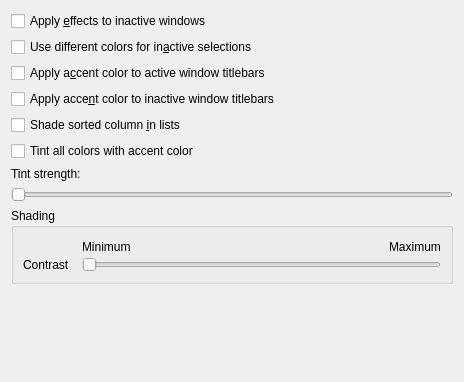
KDE/plasma-workspace, file kcms/colors/editor/scmeditoroptions.ui: the form before one commit.
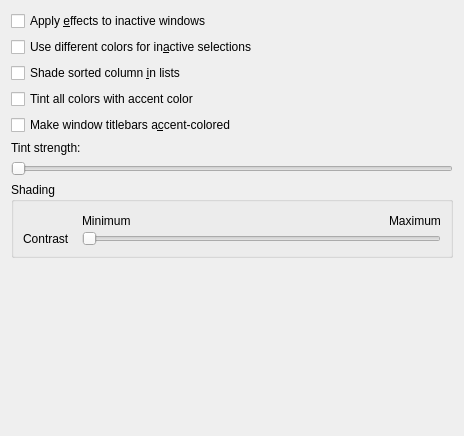
The form after the commit.

Commit message: kcms/colors: rephrase UI to indicate changes to colorsapplicator (previous commit)

What changed in the file:
```diff
--- a/kcms/colors/editor/scmeditoroptions.ui
+++ b/kcms/colors/editor/scmeditoroptions.ui
@@ -7,7 +7,7 @@
     <x>0</x>
     <y>0</y>
     <width>464</width>
-    <height>382</height>
+    <height>436</height>
    </rect>
   </property>
   <layout class="QVBoxLayout" name="verticalLayout">
@@ -25,20 +25,6 @@
      </property>
     </widget>
    </item>
-   <item>
-    <widget class="QCheckBox" name="accentActiveTitlebar">
-     <property name="text">
-      <string>Apply a&amp;ccent color to active window titlebars</string>
-     </property>
-    </widget>
-   </item>
-   <item>
-    <widget class="QCheckBox" name="accentInactiveTitlebar">
-     <property name="text">
-      <string>Apply acce&amp;nt color to inactive window titlebars</string>
-     </property>
-    </widget>
-   </item>
    <item>
     <widget class="QCheckBox" name="shadeSortedColumn">
      <property name="text">
@@ -53,6 +39,13 @@
      </property>
     </widget>
    </item>
+   <item>
+    <widget class="QCheckBox" name="accentTitlebar">
+     <property name="text">
+      <string>Make window titlebars a&amp;ccent-colored</string>
+     </property>
+    </widget>
+   </item>
    <item>
     <widget class="QLabel" name="label">
      <property name="text">
```
The commit also changes 2 other files.
